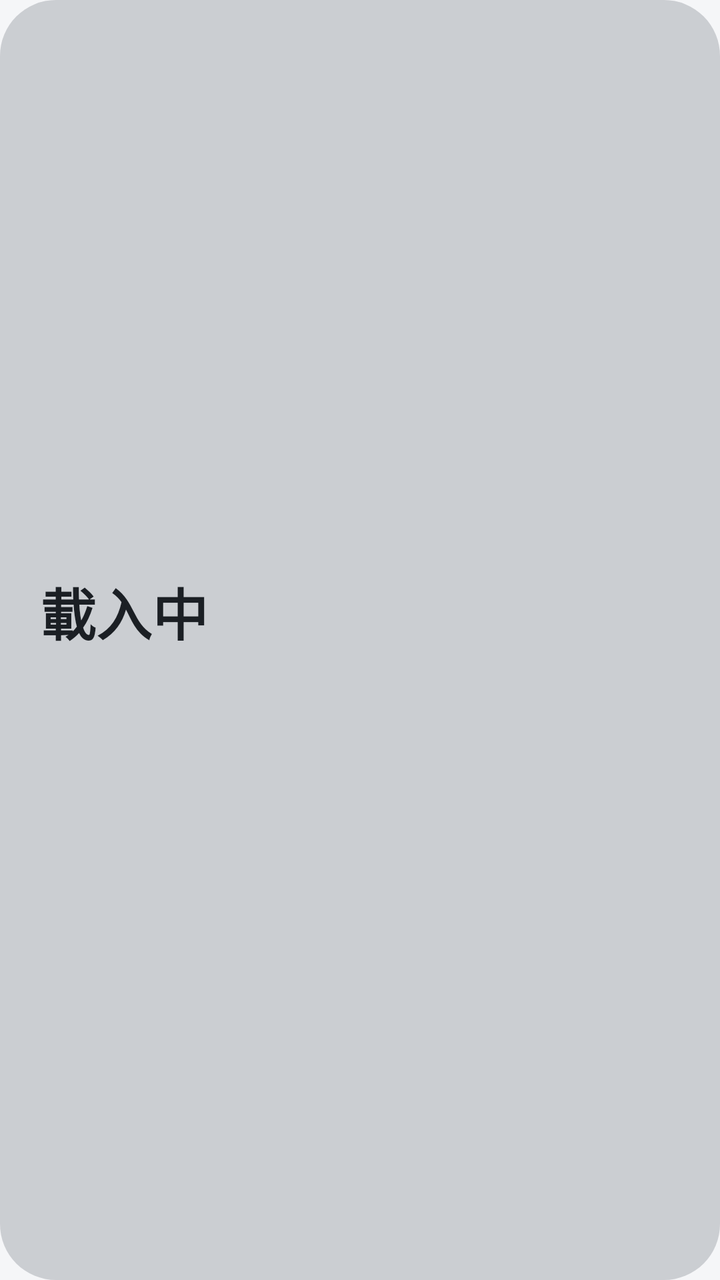
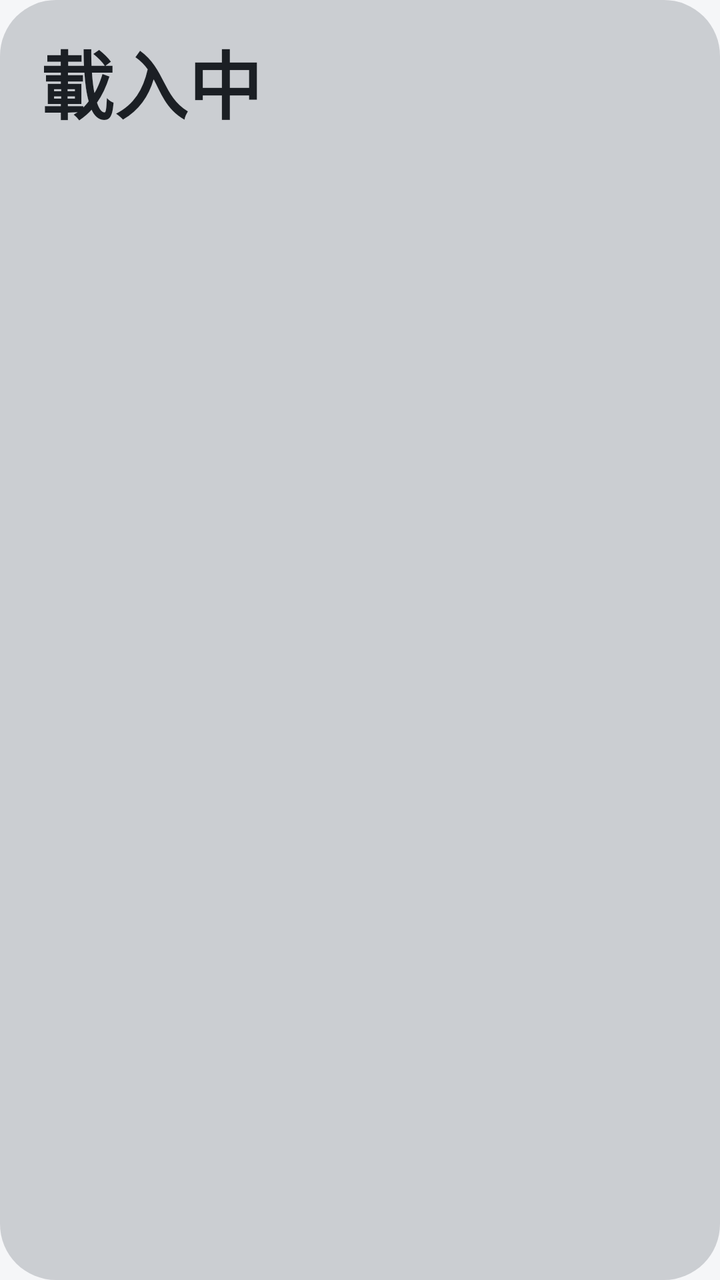

Compare the two renders of this Android layout. The source of the first and the diff that turns it into the second are given below.
<!-- AndroidManifest.xml: application theme AppTheme -->
<!-- res/layout/widget.xml -->
<?xml version="1.0" encoding="utf-8"?>
<LinearLayout xmlns:android="http://schemas.android.com/apk/res/android"
    android:id="@+id/w_root"
    android:layout_width="match_parent"
    android:layout_height="match_parent"
    android:background="@drawable/widget_bg"
    android:orientation="vertical"
    android:paddingStart="20dp"
    android:paddingTop="16dp"
    android:paddingEnd="20dp"
    android:paddingBottom="18dp">

    <TextView
        android:id="@+id/w_title"
        android:layout_width="match_parent"
        android:layout_height="0dp"
        android:layout_weight="1"
        android:autoSizeMaxTextSize="28sp"
        android:autoSizeMinTextSize="16sp"
        android:autoSizeStepGranularity="1sp"
        android:autoSizeTextType="uniform"
        android:ellipsize="end"
        android:gravity="center_vertical"
        android:maxLines="1"
        android:text="@string/loading"
        android:textColor="@color/fg"
        android:textStyle="bold" />

    <TextView
        android:id="@+id/w_core"
        android:layout_width="match_parent"
        android:layout_height="wrap_content"
        android:layout_marginTop="6dp"
        android:ellipsize="end"
        android:lineSpacingMultiplier="1.2"
        android:maxLines="4"
        android:textColor="@color/fg_soft"
        android:textSize="15sp" />
</LinearLayout>
<!-- resources referenced by this layout -->
<resources>
  <color name="fg">#1B1F24</color>
  <color name="fg_soft">#2F3640</color>
  <!-- drawable widget_bg (drawable) -->
  <?xml version="1.0" encoding="utf-8"?>
  <shape xmlns:android="http://schemas.android.com/apk/res/android" android:shape="rectangle">
      <solid android:color="@color/widget_bg" />
      <corners android:radius="28dp" />
  </shape>
  <string name="loading">載入中</string>
  <style name="AppTheme" parent="android:Theme.Material.Light.NoActionBar">
          <item name="android:windowBackground">@color/bg</item>
          <item name="android:statusBarColor">@color/bg</item>
          <item name="android:navigationBarColor">@color/bg</item>
          <item name="android:windowLightStatusBar">true</item>
          <item name="android:windowLightNavigationBar">true</item>
          <item name="android:colorAccent">@color/accent</item>
      </style>
  <color name="widget_bg">#DCC6C8CD</color>
  <color name="bg">#F5F6F8</color>
  <color name="accent">#3A3F47</color>
</resources>

<!-- the commit's change to res/layout/widget.xml (unified diff, before → after) -->
@@ -6,17 +6,16 @@
     android:background="@drawable/widget_bg"
     android:orientation="vertical"
     android:paddingStart="20dp"
-    android:paddingTop="16dp"
+    android:paddingTop="14dp"
     android:paddingEnd="20dp"
     android:paddingBottom="18dp">
 
     <TextView
         android:id="@+id/w_title"
         android:layout_width="match_parent"
-        android:layout_height="0dp"
-        android:layout_weight="1"
-        android:autoSizeMaxTextSize="28sp"
-        android:autoSizeMinTextSize="16sp"
+        android:layout_height="@dimen/widget_title_box"
+        android:autoSizeMaxTextSize="42sp"
+        android:autoSizeMinTextSize="18sp"
         android:autoSizeStepGranularity="1sp"
         android:autoSizeTextType="uniform"
         android:ellipsize="end"
@@ -29,11 +28,13 @@
     <TextView
         android:id="@+id/w_core"
         android:layout_width="match_parent"
-        android:layout_height="wrap_content"
-        android:layout_marginTop="6dp"
+        android:layout_height="0dp"
+        android:layout_weight="1"
+        android:layout_marginTop="4dp"
         android:ellipsize="end"
-        android:lineSpacingMultiplier="1.2"
-        android:maxLines="4"
+        android:gravity="top"
+        android:lineSpacingMultiplier="1.15"
+        android:maxLines="3"
         android:textColor="@color/fg_soft"
-        android:textSize="15sp" />
+        android:textSize="@dimen/widget_core_text" />
 </LinearLayout>
<!-- resource entries referenced after the edit -->
@@ -2,6 +2,8 @@
 <resources>
   <color name="fg">#1B1F24</color>
   <color name="fg_soft">#2F3640</color>
+  <dimen name="widget_core_text">22sp</dimen>
+  <dimen name="widget_title_box">54dp</dimen>
   <!-- drawable widget_bg (drawable) -->
   <?xml version="1.0" encoding="utf-8"?>
   <shape xmlns:android="http://schemas.android.com/apk/res/android" android:shape="rectangle">
